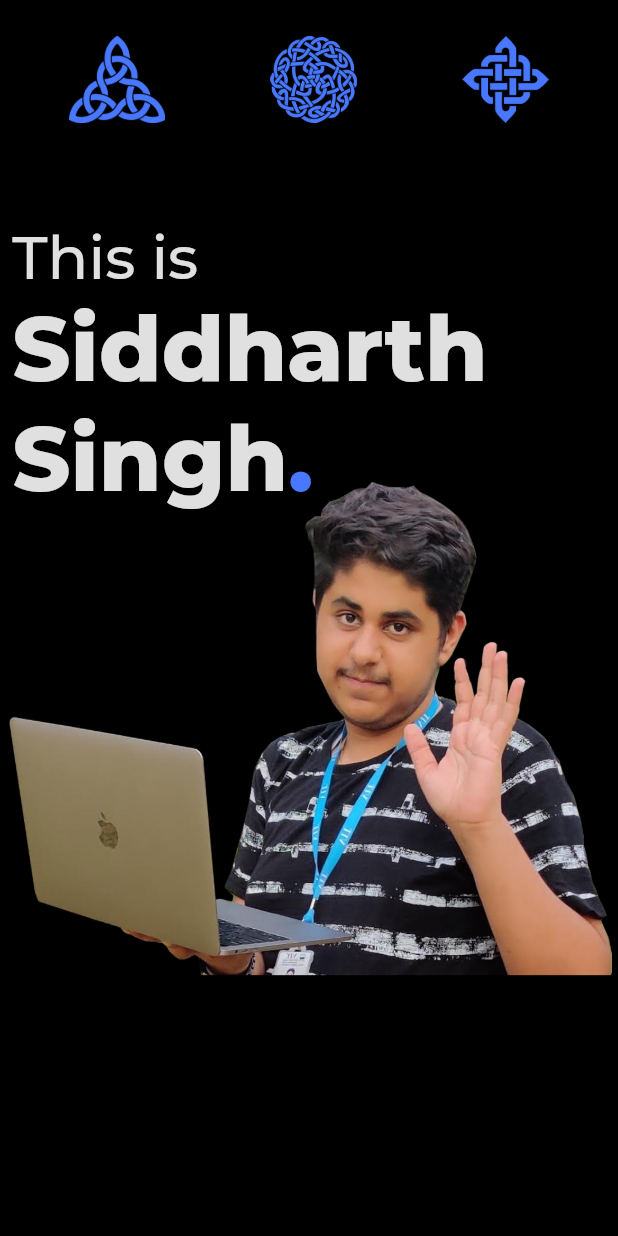
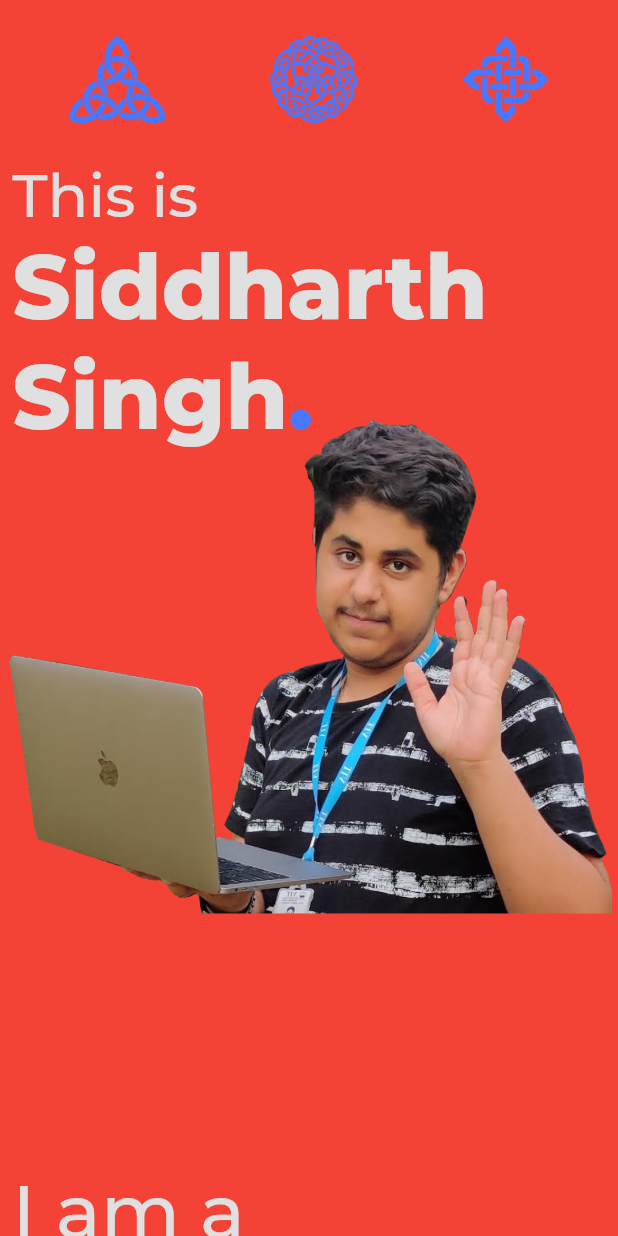
Before and after one commit to 44t4nk1/porfolio, a Flutter app: the screen it shows after launch, on a phone screen of 412 x 824 dp. Run offline on Flutter 3.47's test engine with Material 2 defaults, Android fonts, the phone set to English and light mode, and no system bars; our stand-ins replace animated_text_kit, google_fonts; project files that could hold a hidden picture were left out.

Commit message:
animated text

```diff
--- a/portfolio/lib/portfolio.dart
+++ b/portfolio/lib/portfolio.dart
@@ -12,7 +12,7 @@ class _PortfolioState extends State<Portfolio> {
   Widget build(BuildContext context) {
     Size size = MediaQuery.of(context).size;
     return Scaffold(
-      backgroundColor: Colors.black,
+      backgroundColor: Colors.red,
       body: SingleChildScrollView(
         child: Column(
           children: [
@@ -44,9 +44,6 @@ class _PortfolioState extends State<Portfolio> {
                   ),
                 ],
               ),
-            ),
-            SizedBox(
-              height: size.height * 5 / 100,
             ),
             Stack(
               children: [
@@ -97,6 +94,7 @@ class _PortfolioState extends State<Portfolio> {
                     Container(
                       width: double.infinity,
                       margin: EdgeInsets.only(left: size.width * 2 / 100, right: size.width * 1 / 10),
+                      padding: EdgeInsets.only(bottom: size.height * 5 / 100),
                       child: TypewriterAnimatedTextKit(
                         text: [
                           "I am a Programmer.",
@@ -116,6 +114,11 @@ class _PortfolioState extends State<Portfolio> {
                 ),
               ],
             ),
+            Container(
+              height: size.height * 1 / 100,
+              color: Color(0xff4878ff),
+              margin: EdgeInsets.symmetric(horizontal: size.width * 2 / 100),
+            )
           ],
         ),
       ),
```
